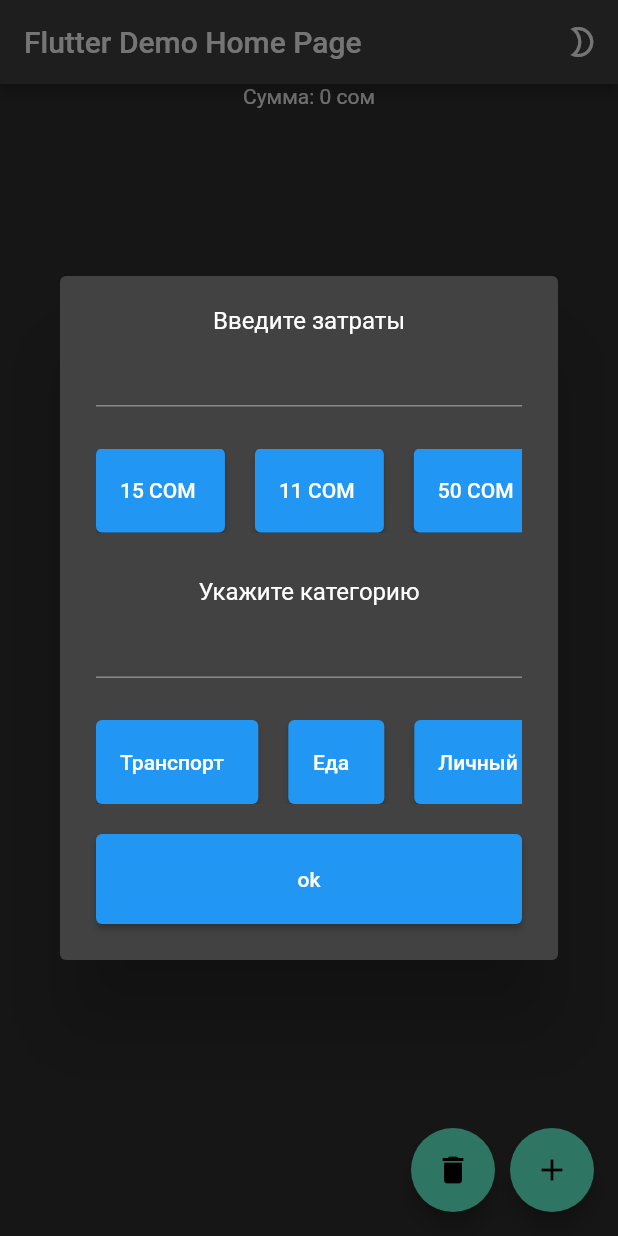
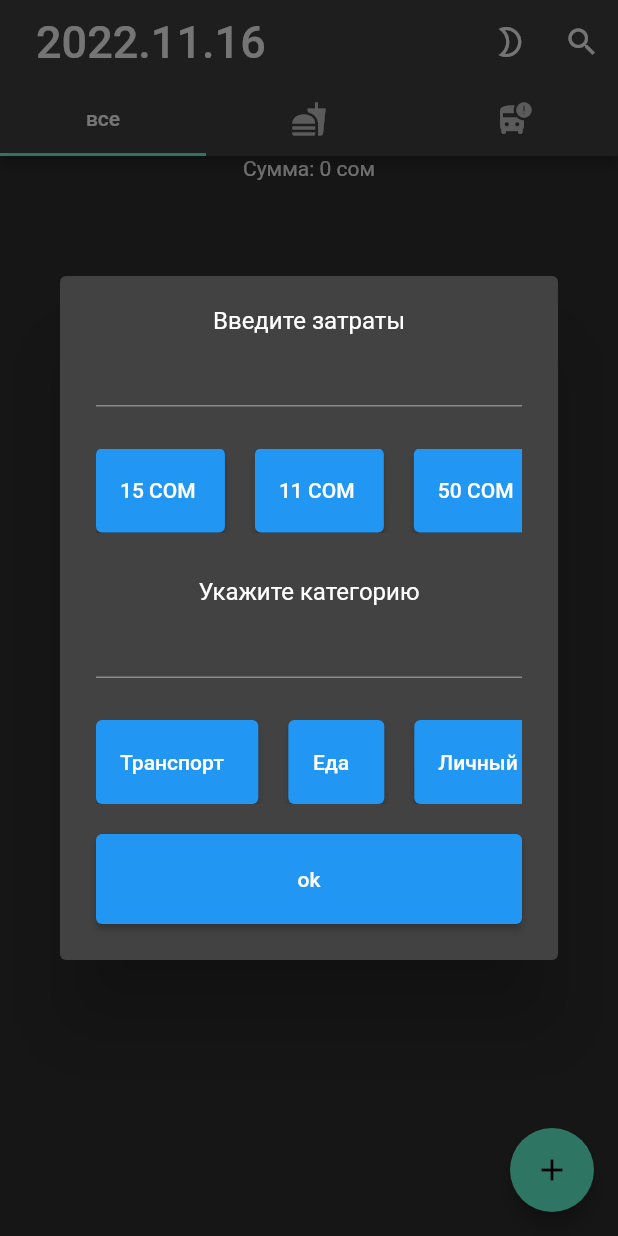
Before and after one commit to ErjanEsengeldiev/moneyTrafficApp, a Flutter app: the screen it shows after launch, after a tap on the "add" icon, on a phone screen of 412 x 824 dp. Run offline on Flutter 3.47's test engine with Material 2 defaults, Android fonts, the phone set to English and light mode, and no system bars; our stand-ins replace bloc, flutter_bloc, hive, hive_flutter; accounts and stored records are empty.

```diff
--- a/lib/main.dart
+++ b/lib/main.dart
@@ -3,6 +3,7 @@ import 'package:flutter_bloc/flutter_bloc.dart';
 import 'package:hive_flutter/hive_flutter.dart';
 import 'package:money_traffic_app/bloc/theme_bloc.dart';
 import 'package:money_traffic_app/ui/pages/main_page/main_page.dart';
+import 'package:money_traffic_app/ui/pages/search/search_page.dart';
 
 void main() async {
   await Hive.initFlutter();
@@ -58,7 +59,10 @@ class _MyAppState extends State<MyApp> {
         builder: (context, state) => MaterialApp(
           title: 'Flutter Demo',
           theme: themeFromHive,
-          home: const MyHomePage(title: 'Flutter Demo Home Page'),
+          routes: {
+            '/': (context) => const MyHomePage(),
+          },
+          initialRoute: '/',
         ),
       ),
     );
--- a/lib/ui/alert_dialog/expenses_alert.dart
+++ b/lib/ui/alert_dialog/expenses_alert.dart
@@ -1,17 +1,20 @@
 import 'package:flutter/material.dart';
 import 'package:money_traffic_app/ui/pages/main_page/bloc/expenses_bloc.dart';
-import 'package:provider/src/provider.dart';
 
 class CustomAlertDialog {
   static expensesAlertDialog({
     required ExpensesBloc expensesBloc,
     required BuildContext context,
-    required TextEditingController controllerForExpans,
-    required TextEditingController controllerForCategory,
   }) {
     List<String> _listOfCommonValues = ['15', '11', '50'];
+    final TextEditingController _controllerForExpans = TextEditingController();
+    final TextEditingController _controllerForCategory =
+        TextEditingController();
 
     List<String> _listOfCommonCategory = ['Транспорт', 'Еда', 'Личный быт'];
+
+    String? errorTextValues = null;
+    String? errorTextCategory = null;
 
     showDialog(
         context: context,
@@ -25,17 +28,19 @@ class CustomAlertDialog {
                   mainAxisSize: MainAxisSize.min,
                   children: [
                     _InputForm(
+                      error: errorTextValues,
                       keyboardType: const TextInputType.numberWithOptions(),
                       title: 'Введите затраты',
-                      controller: controllerForExpans,
+                      controller: _controllerForExpans,
                       listOfCommonValues: _listOfCommonValues,
                     ),
                     const SizedBox(height: 30),
                     _InputForm(
+                      error: errorTextCategory,
                       keyboardType: TextInputType.text,
                       isCategory: true,
                       title: 'Укажите категорию',
-                      controller: controllerForCategory,
+                      controller: _controllerForCategory,
                       listOfCommonValues: _listOfCommonCategory,
                     ),
                     const SizedBox(height: 20),
@@ -46,14 +51,32 @@ class CustomAlertDialog {
                             minimumSize:
                                 Size(MediaQuery.of(context).size.width, 0)),
                         onPressed: () {
-
-                          expensesBloc.add(
-                            AddExpenses(
-                              categpry: controllerForCategory.text,
-                              cost: int.parse(controllerForExpans.text),
-                            ),
-                          );
-                          expensesBloc.add(GetExpenses());
+                          errorTextCategory = null;
+                          errorTextValues = null;
+                          if (_controllerForExpans.text.isNotEmpty &&
+                              _controllerForCategory.text.isNotEmpty) {
+                            expensesBloc.add(
+                              AddExpenses(
+                                categpry: _controllerForCategory.text,
+                                cost: int.parse(_controllerForExpans.text),
+                              ),
+                            );
+                            expensesBloc.add(GetExpenses());
+                            Navigator.pop(context);
+                          } else {
+                            setState(() {
+                              if (_controllerForCategory.text.isEmpty &&
+                                  _controllerForExpans.text.isNotEmpty) {
+                                errorTextCategory = 'Напишите категорию';
+                              } else if (_controllerForExpans.text.isEmpty &&
+                                  _controllerForCategory.text.isNotEmpty) {
+                                errorTextValues = 'Напишите сумму';
+                              } else {
+                                errorTextCategory = 'Напишите категорию';
+                                errorTextValues = 'Напишите сумму';
+                              }
+                            });
+                          }
                         },
                         child: const Text('ok'),
                       ),
@@ -68,6 +91,7 @@ class CustomAlertDialog {
 }
 
 class _InputForm extends StatefulWidget {
+  final String? error;
   final TextInputType keyboardType;
   final bool isCategory;
   final String title;
@@ -75,6 +99,7 @@ class _InputForm extends StatefulWidget {
   final List<String> listOfCommonValues;
 
   const _InputForm({
+    this.error,
     required this.keyboardType,
     this.isCategory = false,
     required this.title,
@@ -95,7 +120,8 @@ class _InputFormState extends State<_InputForm> {
         children: [
           Text(widget.title),
           Expanded(
-            child: TextField(
+            child: TextFormField(
+              decoration: InputDecoration(errorText: widget.error),
               textAlign: TextAlign.center,
               controller: widget.controller,
               keyboardType: widget.keyboardType,
--- a/lib/ui/pages/main_page/bloc/expenses_bloc.dart
+++ b/lib/ui/pages/main_page/bloc/expenses_bloc.dart
@@ -38,7 +38,6 @@ class ExpensesBloc extends Bloc<ExpensesEvent, ExpensesState> {
       for (var i = 0; i < listExpenses.length; i++) {
         sum += listExpenses[i].cost;
       }
-      print(sum);
       emit(ExpensesLoadedState(
         listExpenses: listExpenses,
         sum: sum,
--- a/lib/ui/pages/main_page/main_page.dart
+++ b/lib/ui/pages/main_page/main_page.dart
@@ -5,24 +5,23 @@ import 'package:money_traffic_app/ui/alert_dialog/expenses_alert.dart';
 import 'package:hive_flutter/hive_flutter.dart';
 import 'package:money_traffic_app/ui/pages/main_page/bloc/expenses_bloc.dart';
 import 'package:money_traffic_app/services/local_data_base/entity/expenses.dart';
-
-import 'package:provider/src/provider.dart';
+import 'package:money_traffic_app/ui/pages/search/search_page.dart';
 
 class MyHomePage extends StatefulWidget {
-  const MyHomePage({Key? key, required this.title}) : super(key: key);
-
-  final String title;
+  const MyHomePage({Key? key}) : super(key: key);
 
   @override
   State<MyHomePage> createState() => _MyHomePageState();
 }
 
 class _MyHomePageState extends State<MyHomePage> {
-  final TextEditingController _controllerForExpans = TextEditingController();
-  final TextEditingController _controllerForCategory = TextEditingController();
   late ExpensesBloc _expensesBloc;
   List<Expenses> listExpenses = [];
+  List<Expenses> listExpensesForFood = [];
+  List<Expenses> listExpensesForTransport = [];
   int sum = 0;
+  int sumForFood = 0;
+  int sumForTransport = 0;
 
   @override
   void initState() {
@@ -35,16 +34,31 @@ class _MyHomePageState extends State<MyHomePage> {
     CustomAlertDialog.expensesAlertDialog(
       expensesBloc: _expensesBloc,
       context: context,
-      controllerForExpans: _controllerForExpans,
-      controllerForCategory: _controllerForCategory,
     );
   }
 
   @override
   Widget build(BuildContext context) {
-    return Scaffold(
+    return DefaultTabController(
+      length: 3,
+      child: Scaffold(
         appBar: AppBar(
-        title: Text(widget.title),
+          bottom: const TabBar(
+            tabs: [
+              Tab(icon: Text('все')),
+              Tab(icon: Icon(Icons.fastfood)),
+              Tab(icon: Icon(Icons.bus_alert_rounded)),
+            ],
+          ),
+          title: TextButton(
+            onPressed: () {},
+            child: Text(
+              '${DateTime.now().year}.${DateTime.now().month}.${DateTime.now().day}',
+              style: TextStyle(
+                  fontSize: 30,
+                  color: Theme.of(context).buttonTheme.colorScheme!.onPrimary),
+            ),
+          ),
           actions: [
             IconButton(
               onPressed: () {
@@ -57,56 +71,147 @@ class _MyHomePageState extends State<MyHomePage> {
                         .add(ChangeThemeEvent(theme: 'dark'));
               },
               icon: const Icon(Icons.mode_night_outlined),
-          )
+            ),
+            IconButton(
+              onPressed: () {
+                Navigator.of(context).push(MaterialPageRoute(
+                    builder: (context) => SearchPage(
+                          listExpenses: listExpenses,
+                        )));
+              },
+              icon: const Icon(Icons.search),
+            ),
           ],
         ),
         body: BlocProvider(
           create: (context) => _expensesBloc,
           child: BlocConsumer<ExpensesBloc, ExpensesState>(
             listener: (context, state) {
+              listExpensesForFood.clear();
+              listExpensesForTransport.clear();
+
               if (state is ExpensesLoadedState) {
                 listExpenses = state.listExpenses;
+                for (var e in listExpenses) {
+                  sumForFood = state.sum;
+                  e.category == 'Еда' ? listExpensesForFood.add(e) : () {};
+                  for (var element in listExpensesForFood) {
+                    sum += element.cost;
+                  }
+                }
+                for (var e in listExpenses) {
+                  sumForTransport = state.sum;
+
+                  e.category == 'Транспорт'
+                      ? listExpensesForTransport.add(e)
+                      : () {};
+                }
+
                 sum = state.sum;
               }
             },
             builder: (context, state) {
+              return TabBarView(
+                children: [
+                  _CustomListView(
+                    expensesBloc: _expensesBloc,
+                    sum: sum,
+                    listExpenses: listExpenses,
+                  ),
+                  _CustomListView(
+                    expensesBloc: _expensesBloc,
+                    sum: sumForFood,
+                    listExpenses: listExpensesForFood,
+                  ),
+                  _CustomListView(
+                    expensesBloc: _expensesBloc,
+                    sum: sumForTransport,
+                    listExpenses: listExpensesForTransport,
+                  ),
+                ],
+              );
+            },
+          ),
+        ),
+        floatingActionButton: Row(
+          mainAxisSize: MainAxisSize.min,
+          children: [
+            const SizedBox(width: 10),
+            FloatingActionButton(
+              heroTag: 'add',
+              onPressed: _inputExpenses,
+              tooltip: 'Increment',
+              child: const Icon(Icons.add),
+            ),
+          ],
+        ),
+      ),
+    );
+  }
+}
+
+class _CustomListView extends StatelessWidget {
+  final ExpensesBloc expensesBloc;
+  const _CustomListView({
+    Key? key,
+    required this.expensesBloc,
+    required this.sum,
+    required this.listExpenses,
+  }) : super(key: key);
+
+  final int sum;
+  final List<Expenses> listExpenses;
+
+  @override
+  Widget build(BuildContext context) {
     return Center(
         child: Column(
       children: [
         Text('Сумма: $sum сом'),
         ListView.builder(
             shrinkWrap: true,
+            reverse: true,
             itemCount: listExpenses.length,
-                    itemBuilder: (context, index) => Card(
+            itemBuilder: (context, index) => InkWell(
+                  onLongPress: () async {
+                    Scaffold.of(context).showBottomSheet(
+                      (context) => Row(
+                        crossAxisAlignment: CrossAxisAlignment.start,
+                        mainAxisAlignment: MainAxisAlignment.center,
+                        children: [
+                          const SizedBox(height: 20),
+                          ElevatedButton(
+                            onPressed: () async {
+                              final _box =
+                                  await Hive.openBox<Expenses>('expenses');
+                              await _box.deleteAt(index);
+                              expensesBloc.add(GetExpenses());
+                              Navigator.pop(context);
+                            },
+                            child: const Text('Удалить'),
+                          ),
+                          const SizedBox(height: 100, width: 40),
+                          ElevatedButton(
+                            onPressed: () async {
+                              Navigator.pop(context);
+                            },
+                            child: const Text('Отменить'),
+                          ),
+                        ],
+                      ),
+                      backgroundColor: Colors.grey,
+                    );
+                  },
+                  child: Card(
                     child: ListTile(
-                            title: Text(
-                                'Категория: ${listExpenses[index].category}'),
+                      title: Text('Категория: ${listExpenses[index].category}'),
                       leading: Text('Цена: ${listExpenses[index].cost}'),
-                            trailing:
-                                Text('Дата: ${listExpenses[index].date.day}'),
+                      trailing: Text(
+                          'Дата: ${listExpenses[index].date.year}.${listExpenses[index].date.month}.${listExpenses[index].date.day}'),
+                    ),
                   ),
                 )),
       ],
     ));
-          },
-        ),
-      ),
-      floatingActionButton: Row(
-        mainAxisSize: MainAxisSize.min,
-        children: [
-          FloatingActionButton(
-            onPressed: _inputExpenses,
-            tooltip: 'Increment',
-            child: const Icon(Icons.delete),
-          ),
-          const SizedBox(width: 10),
-          FloatingActionButton(
-            onPressed: _inputExpenses,
-            tooltip: 'Increment',
-            child: const Icon(Icons.add),
-          ),
-        ],
-      ),
-    );
   }
 }
```
Also changed, not shown: lib/ui/pages/search/bloc/search_bloc.dart (added, +23 -0 lines), lib/ui/pages/search/bloc/search_event.dart (added, +9 -0 lines), lib/ui/pages/search/bloc/search_state.dart (added, +15 -0 lines), lib/ui/pages/search/search_page.dart (added, +74 -0 lines), pubspec.lock, 55 other files. Lines whose indentation alone changed are shown as unchanged.
